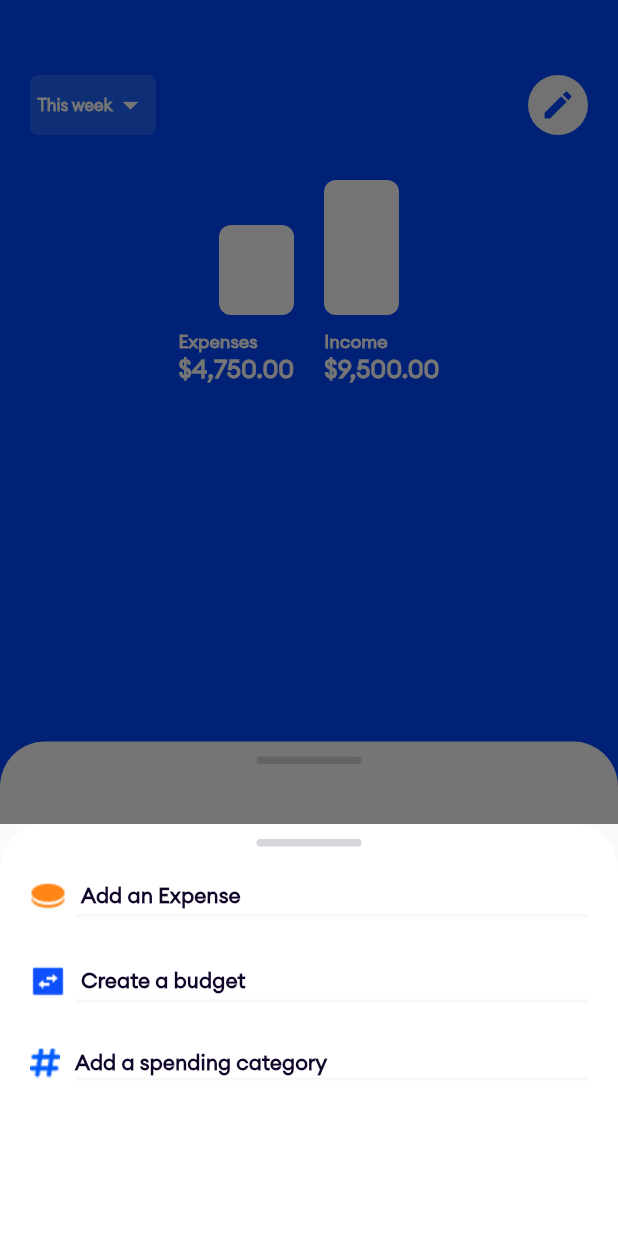
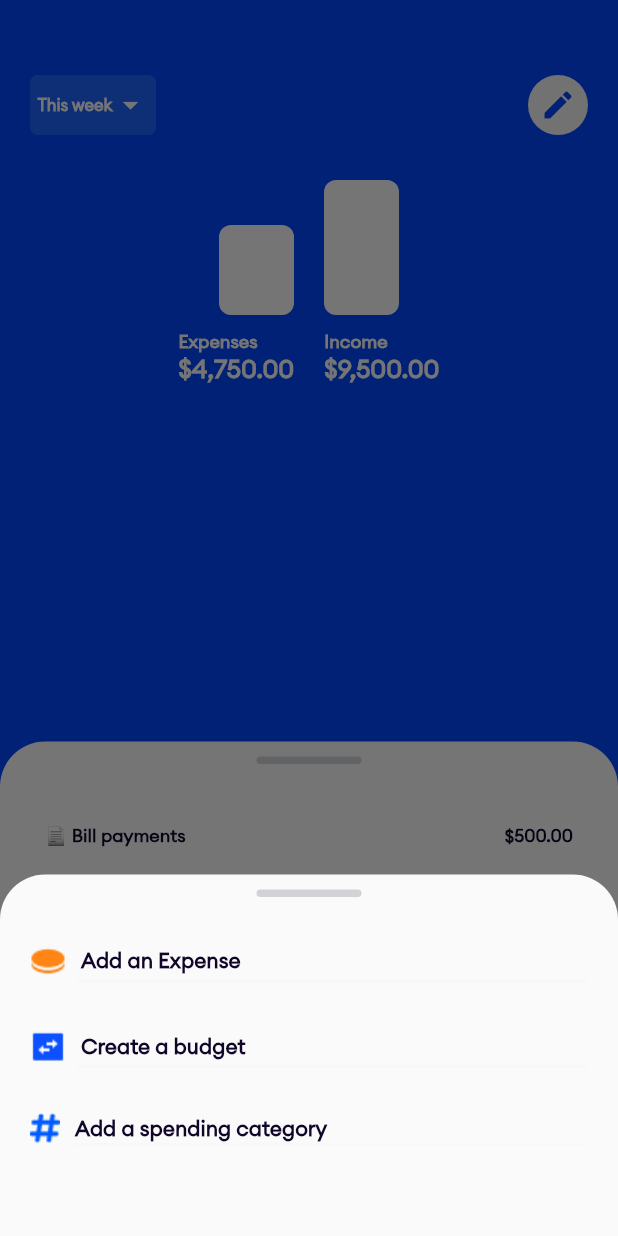
Before and after one commit to BashirYesufu/Xafe, a Flutter app: the HomeScreen screen opened directly, after a tap on the "edit" icon, on a phone screen of 412 x 824 dp. Run offline on Flutter 3.47's test engine with Material 2 defaults, Android fonts, the phone set to English and light mode, and no system bars; our stand-ins replace loading_animation_widget, modal_progress_hud_nsn, percent_indicator.

```diff
--- a/lib/components/cards/bottom_sheet_item.dart
+++ b/lib/components/cards/bottom_sheet_item.dart
@@ -1,6 +1,5 @@
 import 'package:flutter/material.dart';
 import 'package:xafe/components/cards/xafe_card.dart';
-import '../../constants/app_icons.dart';
 import '../../constants/app_textstyles.dart';
 
 class BottomSheetItem extends StatelessWidget {
--- a/lib/constants/app_icons.dart
+++ b/lib/constants/app_icons.dart
@@ -4,4 +4,5 @@ class AppIcons {
   static const hash = 'assets/icons/hash.png';
   static const home = 'assets/icons/home.png';
   static const inOut = 'assets/icons/inout.png';
+  static const trash = 'assets/icons/trash.png';
 }
--- a/lib/models/view_models/budget_view_model.dart
+++ b/lib/models/view_models/budget_view_model.dart
@@ -3,11 +3,13 @@ class BudgetViewModel {
   double totalBudget;
   double spentBudget;
   String period;
+  List transactions;
 
   BudgetViewModel({
     required this.title,
     required this.totalBudget,
     required this.spentBudget,
     required this.period,
+    this.transactions = const [],
 });
 }
--- a/lib/routes.dart
+++ b/lib/routes.dart
@@ -11,4 +11,5 @@ class Routes{
   static const createExpense = 'createExpense';
   static const createBudget = 'createBudget';
   static const budget = 'budget';
+  static const editBudget = 'editBudget';
 }
--- a/lib/screens/auth/sign_up/sign_up_email.dart
+++ b/lib/screens/auth/sign_up/sign_up_email.dart
@@ -18,7 +18,7 @@ class SignUpEmail extends StatelessWidget {
           Row(
             children: [
               Text(
-                'What\s your email?',
+                'What\'s your email?',
                 style: AppTextStyles.deepBlue(size: 30),
               ),
               Spacer(),
--- a/lib/screens/auth/sign_up/sign_up_name.dart
+++ b/lib/screens/auth/sign_up/sign_up_name.dart
@@ -17,7 +17,7 @@ class SignUpName extends StatelessWidget {
         Row(
           children: [
             Text(
-              'What\s your name?',
+              'What\'s your name?',
               style: AppTextStyles.deepBlue(size: 30),
             ),
             Spacer(),
--- a/lib/screens/home/home_screen.dart
+++ b/lib/screens/home/home_screen.dart
@@ -44,22 +44,24 @@ class HomeScreen extends StatelessWidget {
                 onTap: (){
                   showModalBottomSheet(
                       context: context,
+                      shape: RoundedRectangleBorder(
+                        borderRadius: BorderRadius.only(topLeft: Radius.circular(30), topRight: Radius.circular(30)),
+                      ),
                       builder: (context){
-                    return Container(
-                        padding: EdgeInsets.symmetric(horizontal: 20, vertical: 10),
-                        decoration: BoxDecoration(
-                        color: AppColors.white,
-                        borderRadius: BorderRadius.only(topLeft: Radius.circular(30), topRight: Radius.circular(30))
-                        ),
-                        height: MediaQuery.of(context).size.height /3,
+                    return Padding(
+                      padding: const EdgeInsets.symmetric(horizontal: 20.0),
                       child: Column(
+                        mainAxisSize: MainAxisSize.min,
                         children: [
-                            SizedBox(
+                          Padding(
+                            padding: const EdgeInsets.symmetric(vertical: 10.0),
+                            child: SizedBox(
                                 width: 70,
                                 height: 5,
                                 child: XafeCard(
                                   backgroundColor: AppColors.grey.withOpacity(0.3),
                                 )
+                            ),
                           ),
                           BottomSheetItem(
                             iconAsset: AppIcons.coins,
@@ -76,8 +78,9 @@ class HomeScreen extends StatelessWidget {
                             title: 'Add a spending category',
                             onTap: ()=> Navigator.pushNamed(context, Routes.createCategory),
                           ),
+                          SizedBox(height: 50,)
                         ],
-                        )
+                      ),
                     );
                   });
                 },
```
Also changed, not shown: lib/route_handler.dart (+6 -1 lines), lib/screens/budget_details_screen.dart (+51 -1 lines), lib/screens/edit_budget_details_screen.dart (added, +49 -0 lines), assets/icons/trash.png (added). Lines whose indentation alone changed are shown as unchanged.
